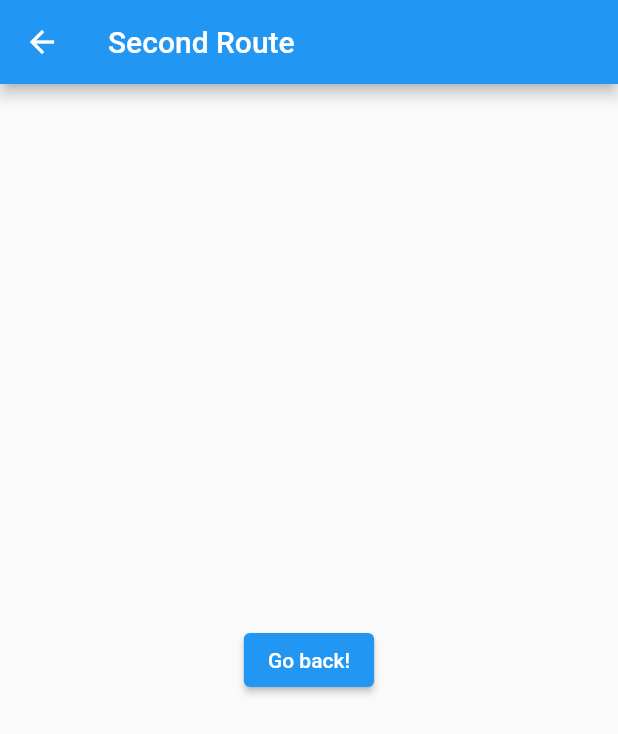
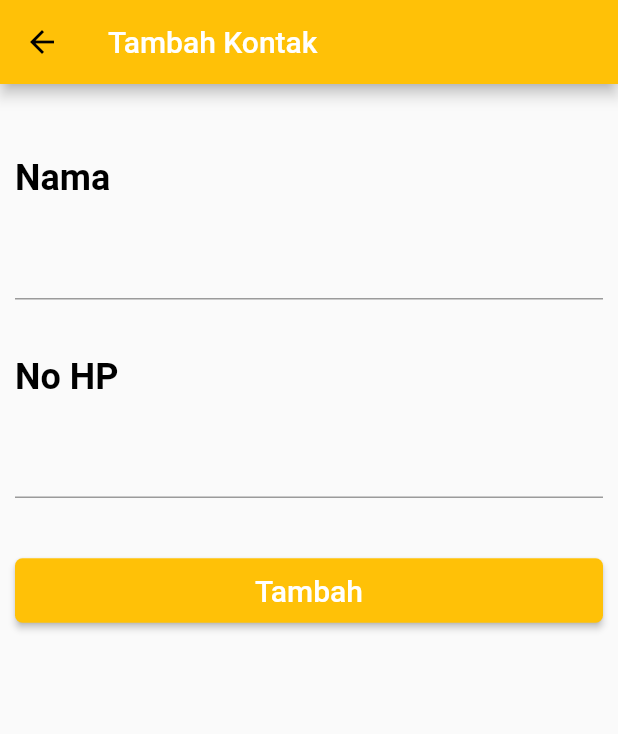
Before and after one commit to exceldeo/FlutterTutorialCrocodic, a Flutter app: the screen it shows after launch, after a tap on "Tambah", on a phone screen of 412 x 824 dp. Shown: the top 734 px of the screen. Run offline on Flutter 3.47's test engine with Material 2 defaults, Android fonts, the phone set to English and light mode, and no system bars.

Commit message:
berhasil menambahkan kontak di local

```diff
--- a/my_app/lib/homeScreen.dart
+++ /dev/null
@@ -1,91 +0,0 @@
-import 'package:flutter/material.dart';
-import 'package:my_app/SecondScreen.dart';
-
-class HomeScreen extends StatefulWidget {
-  HomeScreen({Key key}) : super(key: key);
-
-  @override
-  _HomeScreenState createState() => _HomeScreenState();
-}
-
-class _HomeScreenState extends State<HomeScreen> {
-  List<Map<String, String>> contacts = [
-    {"nama": 'Excel', "noHp": '123454679'},
-    {"nama": 'Deo', "noHp": '987654321'}
-  ];
-
-  @override
-  Widget build(BuildContext context) {
-    return Scaffold(
-      appBar: AppBar(
-        title: Text("My App"),
-        backgroundColor: Colors.amber,
-      ),
-      // backgroundColor: Colors.white,
-      body: SafeArea(
-          child: Container(
-        child: ListView(
-          children: [
-            RaisedButton(
-                onPressed: () {
-                  Navigator.push(
-                      context,
-                      MaterialPageRoute(
-                          builder: (context) => const SecondRoute()));
-
-                  // Navigator.pushReplacement(
-                  //     context,
-                  //     MaterialPageRoute(
-                  //         builder: (context) => const SecondRoute()));
-                },
-                child: Text("Tambah"),
-                color: Colors.amber,
-                shape: RoundedRectangleBorder(
-                  borderRadius: BorderRadius.circular(5),
-                  // side: BorderSide(color: Colors.red)
-                )),
-            Column(
-              children: contacts
-                  .map((e) => Container(
-                        height: 80,
-                        width: double.infinity,
-                        decoration: new BoxDecoration(
-                          boxShadow: [
-                            new BoxShadow(
-                              color: Colors.black.withOpacity(0.1),
-                              blurRadius: 2.0,
-                            ),
-                          ],
-                        ),
-                        child: Card(
-                          // color: Colors.black,
-                          child: Row(
-                            children: [
-                              Image.asset('assets/logoCrocodic.png'),
-                              Column(
-                                children: [
-                                  Spacer(
-                                    flex: 1,
-                                  ),
-                                  Text("${e['nama']}"),
-                                  Spacer(
-                                    flex: 1,
-                                  ),
-                                  Text("${e['noHp']}"),
-                                  Spacer(
-                                    flex: 1,
-                                  ),
-                                ],
-                              )
-                            ],
-                          ),
-                        ),
-                      ))
-                  .toList(),
-            )
-          ],
-        ),
-      )),
-    );
-  }
-}
--- a/my_app/lib/main.dart
+++ b/my_app/lib/main.dart
@@ -5,7 +5,9 @@ import 'package:my_app/ListScreen.dart';
 import 'package:my_app/RowColumnScreen.dart';
 import 'package:my_app/SetStateScreen.dart';
 import 'package:my_app/StackScreen.dart';
-import 'package:my_app/homeScreen.dart';
+import 'package:my_app/TextFieldScreen.dart';
+import 'package:my_app/screen/homeScreen.dart';
+import 'package:my_app/screen/tambahKontakScreen.dart';
 
 void main() {
   runApp(MyApp());
@@ -27,7 +29,7 @@ class MyApp extends StatelessWidget {
           // or simply save your changes to "hot reload" in a Flutter IDE).
           // Notice that the counter didn't reset back to zero; the application
           // is not restarted.
-          primarySwatch: Colors.blue,
+          primarySwatch: Colors.amber,
         ),
         home: HomeScreen());
   }
--- a/my_app/lib/models/kontak.dart
+++ b/my_app/lib/models/kontak.dart
@@ -1,7 +1,7 @@
-class Kontak {
+class KontakModel {
   int id;
   String nama;
   String noHp;
 
-  Kontak({this.id, this.nama, this.noHp});
+  KontakModel({this.id, this.nama, this.noHp});
 }
--- /dev/null
+++ b/my_app/lib/screen/TambahKontakScreen.dart
@@ -0,0 +1,118 @@
+import 'package:flutter/material.dart';
+import 'package:my_app/screen/homeScreen.dart';
+
+class TambahKontakScreen extends StatefulWidget {
+  TambahKontakScreen({Key key}) : super(key: key);
+
+  @override
+  _TambahKontakScreenState createState() => _TambahKontakScreenState();
+}
+
+class _TambahKontakScreenState extends State<TambahKontakScreen> {
+  Map<String, TextEditingController> mapTextController = {
+    "nama": TextEditingController(),
+    "noHp": TextEditingController(),
+  };
+  @override
+  Widget build(BuildContext context) {
+    return Scaffold(
+      appBar: AppBar(
+        title: Text(
+          "Tambah Kontak",
+          style: TextStyle(color: Colors.white),
+        ),
+      ),
+      body: SafeArea(
+        child: Container(
+          padding: EdgeInsets.symmetric(horizontal: 10, vertical: 30),
+          child: Column(
+            mainAxisAlignment: MainAxisAlignment.start,
+            crossAxisAlignment: CrossAxisAlignment.start,
+            children: [
+              Spacer(
+                flex: 1,
+              ),
+              Text(
+                "Nama",
+                style: TextStyle(
+                  fontSize: 24.0,
+                  fontFamily: 'Roboto',
+                  color: Colors.black,
+                  fontWeight: FontWeight.bold,
+                ),
+              ),
+              Spacer(
+                flex: 1,
+              ),
+              TextField(
+                // obscureText: true,
+                onChanged: (value) {
+                  print(value);
+                },
+                controller: mapTextController["nama"],
+                style: TextStyle(
+                  fontSize: 16.0,
+                  fontFamily: 'Roboto',
+                  color: Colors.black,
+                  fontWeight: FontWeight.normal,
+                ),
+              ),
+              Spacer(
+                flex: 2,
+              ),
+              Text(
+                "No HP",
+                style: TextStyle(
+                  fontSize: 24.0,
+                  fontFamily: 'Roboto',
+                  color: Colors.black,
+                  fontWeight: FontWeight.bold,
+                ),
+              ),
+              Spacer(
+                flex: 1,
+              ),
+              TextField(
+                // obscureText: true,
+                onChanged: (value) {
+                  print(value);
+                },
+                keyboardType: TextInputType.number,
+                controller: mapTextController["noHp"],
+                style: TextStyle(
+                  fontSize: 16.0,
+                  fontFamily: 'Roboto',
+                  color: Colors.black,
+                  fontWeight: FontWeight.normal,
+                ),
+              ),
+              Spacer(
+                flex: 2,
+              ),
+              Container(
+                width: double.infinity,
+                child: RaisedButton(
+                    onPressed: () {
+                      Navigator.pop(context, mapTextController);
+                    },
+                    padding: EdgeInsets.symmetric(vertical: 10),
+                    child: Text(
+                      "Tambah",
+                      style: TextStyle(color: Colors.white, fontSize: 20),
+                    ),
+                    color: Colors.amber,
+                    shape: RoundedRectangleBorder(
+                      borderRadius: BorderRadius.circular(5),
+                      // side: BorderSide(color: Colors.red)
+                    )),
+              ),
+              Spacer(
+                flex: 20,
+              ),
+            ],
+          ),
+        ),
+      ),
+    );
+  }
+}
--- /dev/null
+++ b/my_app/lib/screen/homeScreen.dart
@@ -0,0 +1,130 @@
+import 'package:flutter/material.dart';
+import 'package:my_app/models/kontak.dart';
+import 'package:my_app/screen/SecondScreen.dart';
+import 'package:my_app/screen/TambahKontakScreen.dart';
+
+class HomeScreen extends StatefulWidget {
+  HomeScreen({Key key}) : super(key: key);
+
+  @override
+  _HomeScreenState createState() => _HomeScreenState();
+}
+
+class _HomeScreenState extends State<HomeScreen> {
+  List<KontakModel> _kontaks = [];
+
+  @override
+  Widget build(BuildContext context) {
+    return Scaffold(
+      appBar: AppBar(
+        title: Text("My App"),
+      ),
+      // backgroundColor: Colors.white,
+      body: SafeArea(
+          child: Container(
+        padding: EdgeInsets.symmetric(horizontal: 10, vertical: 20),
+        child: Column(
+          children: [
+            Container(
+              width: double.infinity,
+              child: RaisedButton(
+                  onPressed: () async {
+                    var result = await Navigator.push(
+                        context,
+                        MaterialPageRoute(
+                            builder: (context) => TambahKontakScreen()));
+                    print(result["nama"].text);
+                    print(result["noHp"].text);
+                    print(DateTime.now().millisecondsSinceEpoch);
+                    int id = DateTime.now().millisecondsSinceEpoch;
+                    print(id.toString());
+                    KontakModel newKontak = KontakModel(
+                      id: id,
+                      nama: result["nama"].text,
+                      noHp: result["noHp"].text,
+                    );
+                    setState(() {
+                      _kontaks.add(newKontak);
+                    });
+                  },
+                  child: Text("Tambah"),
+                  color: Colors.amber,
+                  shape: RoundedRectangleBorder(
+                    borderRadius: BorderRadius.circular(5),
+                    // side: BorderSide(color: Colors.red)
+                  )),
+            ),
+            // Column(
+            //   children: _kontaks
+            //       .map((e) => Container(
+            //             height: 80,
+            //             width: double.infinity,
+            //             decoration: new BoxDecoration(
+            //               boxShadow: [
+            //                 new BoxShadow(
+            //                   color: Colors.black.withOpacity(0.1),
+            //                   blurRadius: 2.0,
+            //                 ),
+            //               ],
+            //             ),
+            //             child: Card(
+            //               // color: Colors.black,
+            //               child: Row(
+            //                 children: [
+            //                   Image.asset('assets/logoCrocodic.png'),
+            //                   Column(
+            //                     children: [
+            //                       Spacer(
+            //                         flex: 1,
+            //                       ),
+            //                       Text("${e.nama}"),
+            //                       Spacer(
+            //                         flex: 1,
+            //                       ),
+            //                       Text("${e.noHp}"),
+            //                       Spacer(
+            //                         flex: 1,
+            //                       ),
+            //                     ],
+            //                   )
+            //                 ],
+            //               ),
+            //             ),
+            //           ))
+            //       .toList(),
+            // )
+            _list()
+          ],
+        ),
+      )),
+    );
+  }
+
+  _list() => Expanded(
+          child: Card(
+        child: ListView.builder(
+          padding: EdgeInsets.all(8),
+          itemCount: _kontaks.length,
+          itemBuilder: (BuildContext context, int index) {
+            return Container(
+              height: 80,
+              width: double.infinity,
+              decoration: new BoxDecoration(
+                boxShadow: [
+                  new BoxShadow(
+                    color: Colors.black.withOpacity(0.05),
+                    blurRadius: 2.0,
+                  ),
+                ],
+              ),
+              margin: EdgeInsets.only(bottom: 5),
+              child: ListTile(
+                leading: Image.asset('assets/logoCrocodic.png'),
+                title: Text(_kontaks[index].nama.toUpperCase()),
+                subtitle: Text(_kontaks[index].noHp),
+              ),
+            );
+          },
+        ),
+      ));
+}
```
Also changed, not shown: my_app/lib/screen/SecondScreen.dart (renamed from my_app/lib/SecondScreen.dart).
